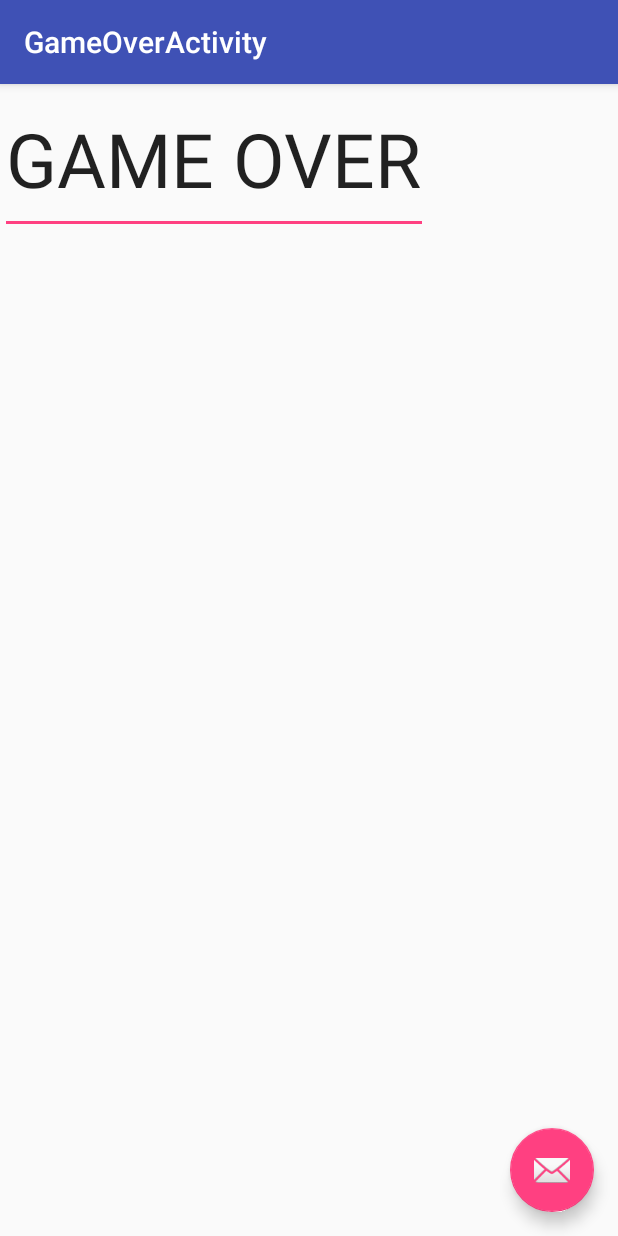
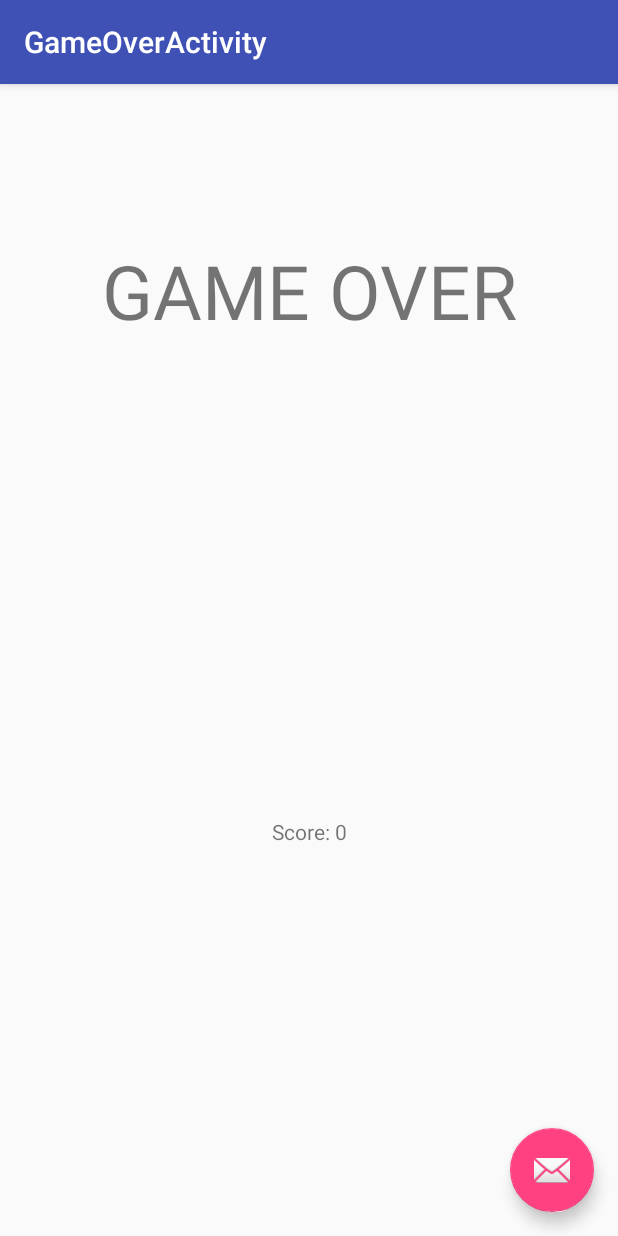
Before and after one commit to rocketeer55/Crowd-Control, an Android app: the GameOverActivity screen opened directly, with no data from a screen before it, on a phone screen of 412 x 824 dp. Run offline under Robolectric (Android 15) with nearby library versions, the phone set to English and light mode, and no system bars; 1 statement that could not run was skipped.

Commit message:
added gameover functionality

```diff
--- a/app/src/main/java/com/csc309/crowdcontrol/GameOverActivity.java
+++ b/app/src/main/java/com/csc309/crowdcontrol/GameOverActivity.java
@@ -6,8 +6,10 @@ import android.support.design.widget.Snackbar;
 import android.support.v7.app.AppCompatActivity;
 import android.support.v7.widget.Toolbar;
 import android.view.View;
+import android.widget.TextView;
 
 public class GameOverActivity extends AppCompatActivity {
+
 
     @Override
     protected void onCreate(Bundle savedInstanceState) {
@@ -24,13 +26,11 @@ public class GameOverActivity extends AppCompatActivity {
                         .setAction("Action", null).show();
             }
         });
+        int data = getIntent().getExtras().getInt("Score");
 
-        Bundle extras = getIntent().getExtras();
-        int score = 0;
-        if (extras != null) {
-            score = extras.getInt("key");
-            System.out.println(score);
-        }
+        TextView val = (TextView) findViewById(R.id.scoreView);
+        String x = Integer.toString(data);
+        val.setText("Score: " + x);
 
     }
 
--- a/app/src/main/java/com/csc309/crowdcontrol/PlayLevel.java
+++ b/app/src/main/java/com/csc309/crowdcontrol/PlayLevel.java
@@ -147,9 +147,10 @@ public class PlayLevel extends SurfaceView implements SurfaceHolder.Callback
         if(missedCount >= 5) {
             Context context = getContext();
             Intent intent = new Intent(context, GameOverActivity.class);
+            intent.putExtra("Score", score);
             context.startActivity(intent);
             intent.setFlags(Intent.FLAG_ACTIVITY_CLEAR_TOP);
-            intent.putExtra("key", score);
+
 
             ((Activity) context).finish();
             missedCount = 0;
--- a/app/src/main/res/layout/content_game_over.xml
+++ b/app/src/main/res/layout/content_game_over.xml
@@ -8,14 +8,32 @@
     tools:context=".GameOverActivity"
     tools:showIn="@layout/activity_game_over">
 
-    <EditText
+    <TextView
         android:id="@+id/editText"
-        android:layout_width="285dp"
-        android:layout_height="100dp"
+        android:layout_width="wrap_content"
+        android:layout_height="0dp"
+        android:layout_marginBottom="41dp"
+        android:layout_marginEnd="49dp"
+        android:layout_marginStart="49dp"
+        android:layout_marginTop="104dp"
         android:ems="10"
-        android:inputType="textPersonName"
         android:text="GAME OVER"
+        android:textAlignment="center"
         android:textSize="50sp"
-        tools:layout_editor_absoluteX="50dp"
-        tools:layout_editor_absoluteY="237dp" />
+        app:layout_constraintBottom_toTopOf="@+id/scoreView"
+        app:layout_constraintEnd_toEndOf="parent"
+        app:layout_constraintStart_toStartOf="parent"
+        app:layout_constraintTop_toTopOf="parent" />
+
+    <TextView
+        android:id="@+id/scoreView"
+        android:layout_width="85dp"
+        android:layout_height="32dp"
+        android:layout_marginBottom="247dp"
+        android:text="TextView"
+        android:textAlignment="center"
+        app:layout_constraintBottom_toBottomOf="parent"
+        app:layout_constraintEnd_toEndOf="parent"
+        app:layout_constraintStart_toStartOf="parent"
+        app:layout_constraintTop_toBottomOf="@+id/editText" />
 </android.support.constraint.ConstraintLayout>
```
